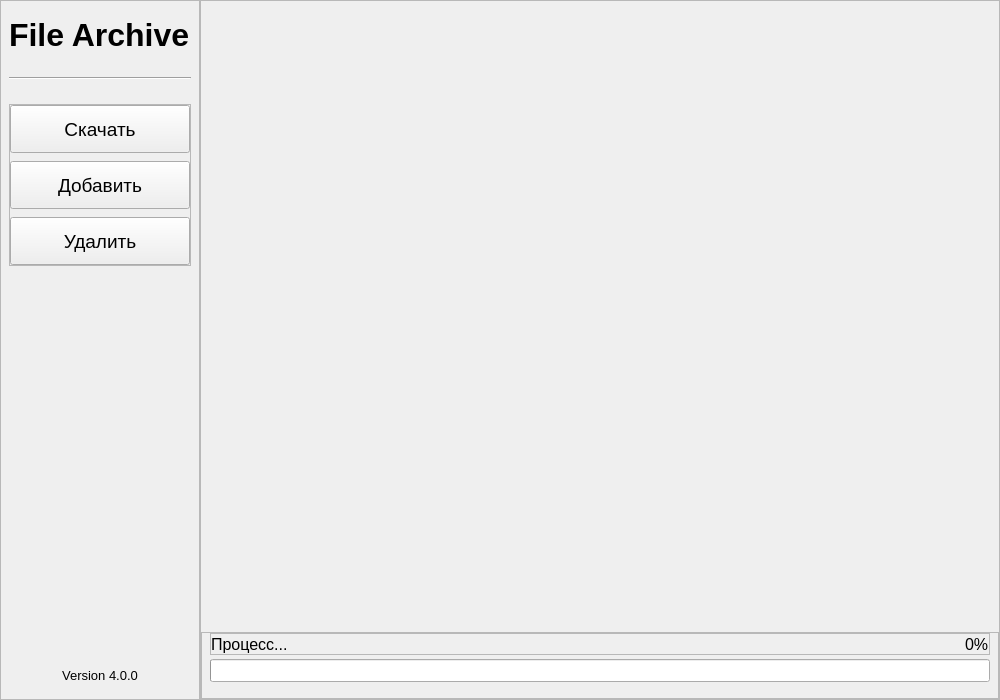
This is ui/mainUI.ui in pntech-dev/File-Archive as Qt 5 draws it before an edit. The edited form follows.
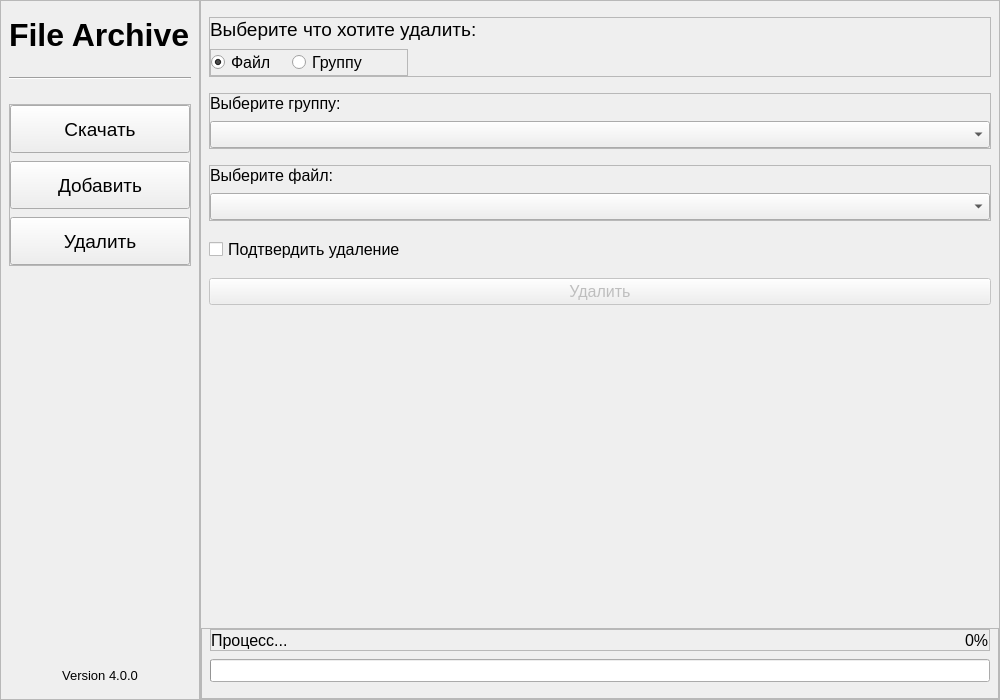
This is the edited form. The open tabs and pages were chosen to show the change.

Commit message: feat(ui): add basic UI layout

Diff of the .ui file:
```diff
--- a/ui/mainUI.ui
+++ b/ui/mainUI.ui
@@ -1000,7 +1000,449 @@
            </item>
           </layout>
          </widget>
-         <widget class="QWidget" name="delete_page"/>
+         <widget class="QWidget" name="delete_page">
+          <layout class="QVBoxLayout" name="verticalLayout_17">
+           <property name="spacing">
+            <number>16</number>
+           </property>
+           <property name="leftMargin">
+            <number>8</number>
+           </property>
+           <property name="topMargin">
+            <number>16</number>
+           </property>
+           <property name="rightMargin">
+            <number>8</number>
+           </property>
+           <property name="bottomMargin">
+            <number>16</number>
+           </property>
+           <item>
+            <widget class="QFrame" name="what_delete_frame">
+             <property name="frameShape">
+              <enum>QFrame::StyledPanel</enum>
+             </property>
+             <property name="frameShadow">
+              <enum>QFrame::Raised</enum>
+             </property>
+             <layout class="QVBoxLayout" name="verticalLayout_16">
+              <property name="spacing">
+               <number>8</number>
+              </property>
+              <property name="leftMargin">
+               <number>0</number>
+              </property>
+              <property name="topMargin">
+               <number>0</number>
+              </property>
+              <property name="rightMargin">
+               <number>0</number>
+              </property>
+              <property name="bottomMargin">
+               <number>0</number>
+              </property>
+              <item>
+               <widget class="QLabel" name="what_delete_label">
+                <property name="sizePolicy">
+                 <sizepolicy hsizetype="Fixed" vsizetype="Fixed">
+                  <horstretch>0</horstretch>
+                  <verstretch>0</verstretch>
+                 </sizepolicy>
+                </property>
+                <property name="font">
+                 <font>
+                  <family>Segoe UI</family>
+                  <pointsize>14</pointsize>
+                 </font>
+                </property>
+                <property name="text">
+                 <string>Выберите что хотите удалить:</string>
+                </property>
+               </widget>
+              </item>
+              <item>
+               <widget class="QFrame" name="what_delete_actions_frame">
+                <property name="sizePolicy">
+                 <sizepolicy hsizetype="Fixed" vsizetype="Fixed">
+                  <horstretch>0</horstretch>
+                  <verstretch>0</verstretch>
+                 </sizepolicy>
+                </property>
+                <property name="font">
+                 <font>
+                  <family>Segoe UI</family>
+                  <pointsize>12</pointsize>
+                 </font>
+                </property>
+                <property name="frameShape">
+                 <enum>QFrame::StyledPanel</enum>
+                </property>
+                <property name="frameShadow">
+                 <enum>QFrame::Raised</enum>
+                </property>
+                <layout class="QHBoxLayout" name="horizontalLayout_11">
+                 <property name="spacing">
+                  <number>16</number>
+                 </property>
+                 <property name="leftMargin">
+                  <number>0</number>
+                 </property>
+                 <property name="topMargin">
+                  <number>0</number>
+                 </property>
+                 <property name="rightMargin">
+                  <number>0</number>
+                 </property>
+                 <property name="bottomMargin">
+                  <number>0</number>
+                 </property>
+                 <item>
+                  <widget class="QRadioButton" name="what_delete_file_radioButton">
+                   <property name="font">
+                    <font>
+                     <family>Segoe UI</family>
+                     <pointsize>12</pointsize>
+                    </font>
+                   </property>
+                   <property name="text">
+                    <string>Файл</string>
+                   </property>
+                   <property name="checked">
+                    <bool>true</bool>
+                   </property>
+                  </widget>
+                 </item>
+                 <item>
+                  <widget class="QRadioButton" name="what_delete_group_radioButton">
+                   <property name="font">
+                    <font>
+                     <family>Segoe UI</family>
+                     <pointsize>12</pointsize>
+                    </font>
+                   </property>
+                   <property name="text">
+                    <string>Группу</string>
+                   </property>
+                  </widget>
+                 </item>
+                 <item>
+                  <spacer name="horizontalSpacer_4">
+                   <property name="orientation">
+                    <enum>Qt::Horizontal</enum>
+                   </property>
+                   <property name="sizeHint" stdset="0">
+                    <size>
+                     <width>40</width>
+                     <height>20</height>
+                    </size>
+                   </property>
+                  </spacer>
+                 </item>
+                </layout>
+               </widget>
+              </item>
+             </layout>
+            </widget>
+           </item>
+           <item>
+            <widget class="QStackedWidget" name="delete_stackedWidget">
+             <property name="currentIndex">
+              <number>0</number>
+             </property>
+             <widget class="QWidget" name="delete_file_page">
+              <layout class="QVBoxLayout" name="verticalLayout_20">
+               <property name="spacing">
+                <number>16</number>
+               </property>
+               <property name="leftMargin">
+                <number>0</number>
+               </property>
+               <property name="topMargin">
+                <number>0</number>
+               </property>
+               <property name="rightMargin">
+                <number>0</number>
+               </property>
+               <property name="bottomMargin">
+                <number>0</number>
+               </property>
+               <item>
+                <widget class="QFrame" name="choose_group_to_delete_frame">
+                 <property name="frameShape">
+                  <enum>QFrame::StyledPanel</enum>
+                 </property>
+                 <property name="frameShadow">
+                  <enum>QFrame::Raised</enum>
+                 </property>
+                 <layout class="QVBoxLayout" name="verticalLayout_19">
+                  <property name="spacing">
+                   <number>8</number>
+                  </property>
+                  <property name="leftMargin">
+                   <number>0</number>
+                  </property>
+                  <property name="topMargin">
+                   <number>0</number>
+                  </property>
+                  <property name="rightMargin">
+                   <number>0</number>
+                  </property>
+                  <property name="bottomMargin">
+                   <number>0</number>
+                  </property>
+                  <item>
+                   <widget class="QLabel" name="choose_group_to_delete_label">
+                    <property name="sizePolicy">
+                     <sizepolicy hsizetype="Fixed" vsizetype="Fixed">
+                      <horstretch>0</horstretch>
+                      <verstretch>0</verstretch>
+                     </sizepolicy>
+                    </property>
+                    <property name="font">
+                     <font>
+                      <family>Segoe UI</family>
+                      <pointsize>12</pointsize>
+                     </font>
+                    </property>
+                    <property name="text">
+                     <string>Выберите группу:</string>
+                    </property>
+                   </widget>
+                  </item>
+                  <item>
+                   <widget class="QComboBox" name="choose_group_to_delete_comboBox">
+                    <property name="font">
+                     <font>
+                      <family>Segoe UI</family>
+                      <pointsize>12</pointsize>
+                     </font>
+                    </property>
+                   </widget>
+                  </item>
+                 </layout>
+                </widget>
+               </item>
+               <item>
+                <widget class="QFrame" name="choose_file_to_delete_frame">
+                 <property name="frameShape">
+                  <enum>QFrame::StyledPanel</enum>
+                 </property>
+                 <property name="frameShadow">
+                  <enum>QFrame::Raised</enum>
+                 </property>
+                 <layout class="QVBoxLayout" name="verticalLayout_18">
+                  <property name="spacing">
+                   <number>8</number>
+                  </property>
+                  <property name="leftMargin">
+                   <number>0</number>
+                  </property>
+                  <property name="topMargin">
+                   <number>0</number>
+                  </property>
+                  <property name="rightMargin">
+                   <number>0</number>
+                  </property>
+                  <property name="bottomMargin">
+                   <number>0</number>
+                  </property>
+                  <item>
+                   <widget class="QLabel" name="choose_file_to_delete_label">
+                    <property name="sizePolicy">
+                     <sizepolicy hsizetype="Fixed" vsizetype="Fixed">
+                      <horstretch>0</horstretch>
+                      <verstretch>0</verstretch>
+                     </sizepolicy>
+                    </property>
+                    <property name="font">
+                     <font>
+                      <family>Segoe UI</family>
+                      <pointsize>12</pointsize>
+                     </font>
+                    </property>
+                    <property name="text">
+                     <string>Выберите файл:</string>
+                    </property>
+                   </widget>
+                  </item>
+                  <item>
+                   <widget class="QComboBox" name="choose_file_to_delete_comboBox">
+                    <property name="font">
+                     <font>
+                      <family>Segoe UI</family>
+                      <pointsize>12</pointsize>
+                     </font>
+                    </property>
+                   </widget>
+                  </item>
+                 </layout>
+                </widget>
+               </item>
+               <item>
+                <widget class="QCheckBox" name="accept_file_delete_checkBox">
+                 <property name="font">
+                  <font>
+                   <family>Segoe UI</family>
+                   <pointsize>12</pointsize>
+                  </font>
+                 </property>
+                 <property name="text">
+                  <string>Подтвердить удаление</string>
+                 </property>
+                </widget>
+               </item>
+               <item>
+                <widget class="QPushButton" name="delete_file_pushButton">
+                 <property name="enabled">
+                  <bool>false</bool>
+                 </property>
+                 <property name="font">
+                  <font>
+                   <family>Segoe UI</family>
+                   <pointsize>12</pointsize>
+                  </font>
+                 </property>
+                 <property name="text">
+                  <string>Удалить</string>
+                 </property>
+                </widget>
+               </item>
+               <item>
+                <spacer name="verticalSpacer_4">
+                 <property name="orientation">
+                  <enum>Qt::Vertical</enum>
+                 </property>
+                 <property name="sizeHint" stdset="0">
+                  <size>
+                   <width>20</width>
+                   <height>278</height>
+                  </size>
+                 </property>
+                </spacer>
+               </item>
+              </layout>
+             </widget>
+             <widget class="QWidget" name="delete_group_page">
+              <layout class="QVBoxLayout" name="verticalLayout_22">
+               <property name="spacing">
+                <number>16</number>
+               </property>
+               <property name="leftMargin">
+                <number>0</number>
+               </property>
+               <property name="topMargin">
+                <number>0</number>
+               </property>
+               <property name="rightMargin">
+                <number>0</number>
+               </property>
+               <property name="bottomMargin">
+                <number>0</number>
+               </property>
+               <item>
+                <widget class="QFrame" name="choose_group_to_delete_frame_2">
+                 <property name="frameShape">
+                  <enum>QFrame::StyledPanel</enum>
+                 </property>
+                 <property name="frameShadow">
+                  <enum>QFrame::Raised</enum>
+                 </property>
+                 <layout class="QVBoxLayout" name="verticalLayout_21">
+                  <property name="spacing">
+                   <number>8</number>
+                  </property>
+                  <property name="leftMargin">
+                   <number>0</number>
+                  </property>
+                  <property name="topMargin">
+                   <number>0</number>
+                  </property>
+                  <property name="rightMargin">
+                   <number>0</number>
+                  </property>
+                  <property name="bottomMargin">
+                   <number>0</number>
+                  </property>
+                  <item>
+                   <widget class="QLabel" name="choose_group_to_delete_label_2">
+                    <property name="sizePolicy">
+                     <sizepolicy hsizetype="Fixed" vsizetype="Fixed">
+                      <horstretch>0</horstretch>
+                      <verstretch>0</verstretch>
+                     </sizepolicy>
+                    </property>
+                    <property name="font">
+                     <font>
+                      <family>Segoe UI</family>
+                      <pointsize>12</pointsize>
+                     </font>
+                    </property>
+                    <property name="text">
+                     <string>Выберите группу:</string>
+                    </property>
+                   </widget>
+                  </item>
+                  <item>
+                   <widget class="QComboBox" name="choose_group_to_delete_comboBox_2">
+                    <property name="font">
+                     <font>
+                      <family>Segoe UI</family>
+                      <pointsize>12</pointsize>
+                     </font>
+                    </property>
+                   </widget>
+                  </item>
+                 </layout>
+                </widget>
+               </item>
+               <item>
+                <widget class="QCheckBox" name="accept_group_delete_checkBox">
+                 <property name="font">
+                  <font>
+                   <family>Segoe UI</family>
+                   <pointsize>12</pointsize>
+                  </font>
+                 </property>
+                 <property name="text">
+                  <string>Подтвердить удаление</string>
+                 </property>
+                </widget>
+               </item>
+               <item>
+                <widget class="QPushButton" name="delet_group_pushButton">
+                 <property name="enabled">
+                  <bool>false</bool>
+                 </property>
+                 <property name="font">
+                  <font>
+                   <family>Segoe UI</family>
+                   <pointsize>12</pointsize>
+                  </font>
+                 </property>
+                 <property name="text">
+                  <string>Удалить</string>
+                 </property>
+                </widget>
+               </item>
+               <item>
+                <spacer name="verticalSpacer_5">
+                 <property name="orientation">
+                  <enum>Qt::Vertical</enum>
+                 </property>
+                 <property name="sizeHint" stdset="0">
+                  <size>
+                   <width>20</width>
+                   <height>352</height>
+                  </size>
+                 </property>
+                </spacer>
+               </item>
+              </layout>
+             </widget>
+            </widget>
+           </item>
+          </layout>
+         </widget>
         </widget>
        </item>
        <item>
@@ -1013,7 +1455,7 @@
          </property>
          <layout class="QVBoxLayout" name="verticalLayout_3">
           <property name="spacing">
-           <number>4</number>
+           <number>8</number>
           </property>
           <property name="leftMargin">
            <number>8</number>
```
Left out of the diff: 338 changed lines with no effect on the pictures. The commit also changes 1 other file.
